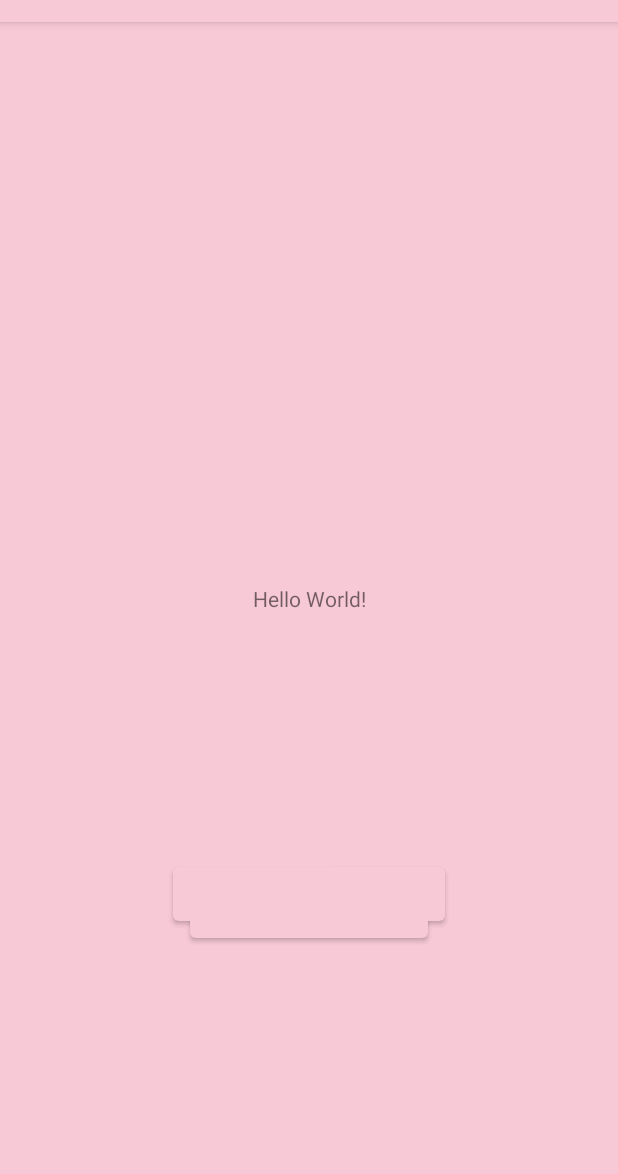
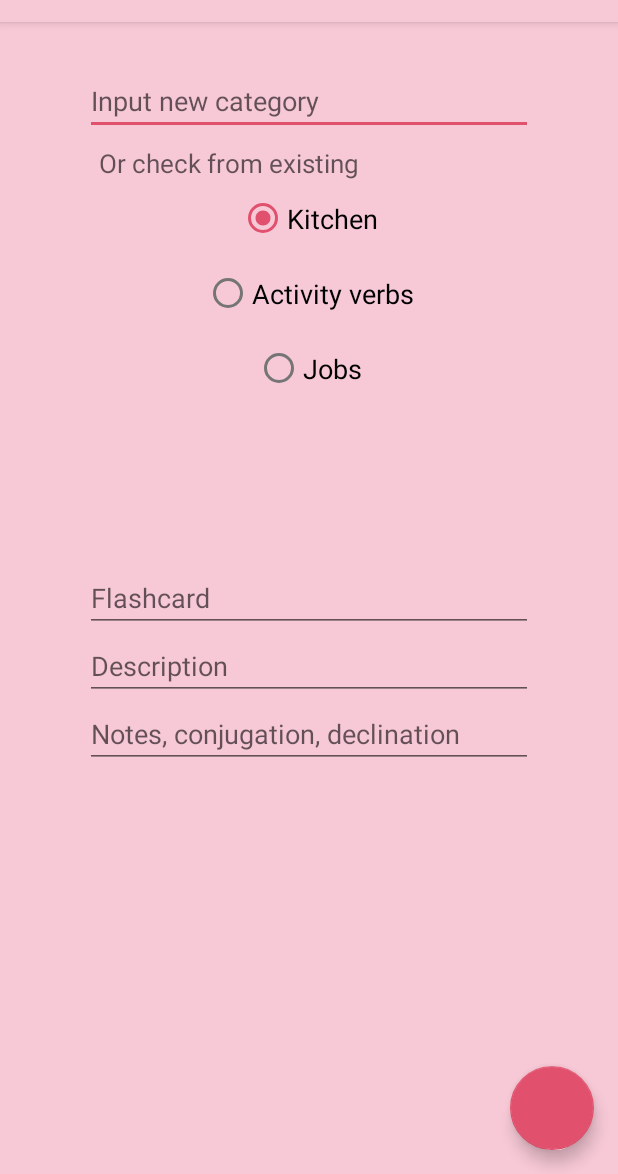
Before and after one commit to Masioki/Langu, an Android app: the screen it shows after launch (MainActivity before the commit, AddFlashcard after it), after a tap on "TEST WORDSEARCH", on a phone screen of 412 x 824 dp, the part 62-1236 px from its top. Run offline under Robolectric (Android 15) with nearby library versions, the phone set to English and light mode, and no system bars; our stand-ins replace Room's generated code.

Commit message:
Category todos - adding to db, displaying on "add flashcard" view

```diff
--- a/app/src/main/AndroidManifest.xml
+++ b/app/src/main/AndroidManifest.xml
@@ -10,6 +10,8 @@
         android:supportsRtl="true"
         android:theme="@style/Theme.Langu">
         <activity android:name=".WordSearchActivity"></activity>
+        <activity android:name=".AddFlashcard"></activity>
+
         <activity
             android:name=".MainActivity"
             android:exported="true">
--- a/app/src/main/java/pwr/mobilne/langu/AddFlashcard.kt
+++ b/app/src/main/java/pwr/mobilne/langu/AddFlashcard.kt
@@ -1,12 +1,16 @@
 package pwr.mobilne.langu
 
+import android.app.Activity
+import android.content.Intent
 import android.os.Bundle
 import android.util.Log
 import android.view.View
 import android.widget.EditText
+import android.widget.RadioButton
 import android.widget.RadioGroup
 import android.widget.Toast
 import androidx.appcompat.app.AppCompatActivity
+import pwr.mobilne.langu.data.WordEntity
 
 
 class AddFlashcard : AppCompatActivity() {
@@ -21,6 +25,14 @@ class AddFlashcard : AppCompatActivity() {
         flashcardDescription = findViewById(R.id.edit_flashcard_description)
         flashcardName= findViewById(R.id.edit_flashcard_name)
         flashcardNotes = findViewById(R.id.edit_flashcard_notes)
+       /* TODO: val categories = intent.getIntExtra("categories")
+         radioGroup.add(categories)
+        for(category in categories){
+            val rb = RadioButton(this)
+            rb.text = category
+            rb.id = View.generateViewId()
+            radioGroup.addView(rb)
+        }*/
         val fab: View = findViewById(R.id.fab)
         fab.setOnClickListener { view ->
             createFlashcard()
@@ -52,13 +64,20 @@ class AddFlashcard : AppCompatActivity() {
     }
 
     private fun appendToVocabulary(){
-        //TODO: implement adding to db
+        val myIntent = Intent()
+        Log.println(Log.ERROR, "am", "Out")
+        myIntent.putExtra("native", flashcardDescription.text)
+        myIntent.putExtra("german", flashcardName.text)
+        myIntent.putExtra("category", findViewById<RadioButton>(radioGroup.checkedRadioButtonId).text)
+        setResult(Activity.RESULT_OK, myIntent)
+        finish()
     }
+
 
     private fun checkFilled() : Boolean {
         var errors = ""
         if(radioGroup.checkedRadioButtonId  == -1){
-            errors += "Please, check appropriate part of speech. "
+            errors += "Please, check appropriate category. "
         }
         if(flashcardName.text.isEmpty()){
             errors += "Please, input flashcard name. "
@@ -68,7 +87,6 @@ class AddFlashcard : AppCompatActivity() {
         }
         if(errors.equals("")){
             return true
-
         }
         else{
             Toast.makeText(
--- a/app/src/main/res/layout/activity_add_flashcard.xml
+++ b/app/src/main/res/layout/activity_add_flashcard.xml
@@ -7,12 +7,74 @@
     tools:context=".AddFlashcard">
 
     <EditText
+        android:id="@+id/category"
+        android:layout_width="wrap_content"
+        android:layout_height="wrap_content"
+        android:ems="14"
+        android:hint="Input new category"
+        android:inputType="textPersonName"
+        app:layout_constraintBottom_toTopOf="@id/radioGroup"
+        app:layout_constraintEnd_toEndOf="parent"
+        app:layout_constraintStart_toStartOf="parent"
+        app:layout_constraintTop_toTopOf="parent"
+        app:layout_constraintVertical_bias="0.49" />
+
+    <TextView
+        android:id="@+id/category_description"
+        android:layout_width="wrap_content"
+        android:layout_height="wrap_content"
+        android:ems="14"
+        android:textSize="17sp"
+        android:hint="Or check from existing"
+        app:layout_constraintBottom_toTopOf="@id/radioGroup"
+        app:layout_constraintEnd_toEndOf="parent"
+        app:layout_constraintStart_toStartOf="parent"
+        app:layout_constraintTop_toTopOf="@id/category"
+        app:layout_constraintVertical_bias="1.0" />
+    <RadioGroup
+        android:layout_width="fill_parent"
+        android:layout_height="150dp"
+        android:id="@+id/radioGroup"
+        android:checkedButton="@+id/radioNoun"
+        app:layout_constraintBottom_toTopOf="@+id/edit_flashcard_name"
+        app:layout_constraintEnd_toEndOf="parent"
+        app:layout_constraintStart_toStartOf="parent"
+        app:layout_constraintTop_toTopOf="parent">
+        <RadioButton
+            android:layout_width="wrap_content"
+            android:layout_height="50dp"
+            android:text="Kitchen"
+            android:id="@+id/radioNoun"
+            android:layout_gravity="center_horizontal"
+            android:checked="false"
+            android:textSize="18sp" />
+        <RadioButton
+            android:layout_width="wrap_content"
+            android:layout_height="50dp"
+            android:text="Activity verbs"
+            android:id="@+id/radioVerb"
+            android:layout_gravity="center_horizontal"
+            android:checked="false"
+            android:textSize="18sp"
+            android:layout_weight="0.13" />
+        <RadioButton
+            android:layout_width="wrap_content"
+            android:layout_height="50dp"
+            android:text="Jobs"
+            android:id="@+id/radioOther"
+            android:layout_gravity="center_horizontal"
+            android:checked="false"
+            android:textSize="18sp"
+            android:layout_weight="0.13" />
+    </RadioGroup>
+
+    <EditText
         android:id="@+id/edit_flashcard_name"
         android:layout_width="wrap_content"
         android:layout_height="wrap_content"
         android:ems="14"
+        android:hint="Flashcard"
         android:inputType="textPersonName"
-        android:hint="Flashcard"
         app:layout_constraintBottom_toBottomOf="parent"
         app:layout_constraintEnd_toEndOf="parent"
         app:layout_constraintStart_toStartOf="parent"
@@ -31,43 +93,6 @@
         app:layout_constraintTop_toBottomOf="@id/edit_flashcard_name"
         app:layout_constraintVertical_bias="0.0" />
 
-    <RadioGroup
-        android:layout_width="fill_parent"
-        android:layout_height="150dp"
-        android:weightSum="1"
-        android:id="@+id/radioGroup"
-        android:checkedButton="@+id/radioNoun"
-        app:layout_constraintBottom_toTopOf="@+id/edit_flashcard_name"
-        app:layout_constraintEnd_toEndOf="parent"
-        app:layout_constraintStart_toStartOf="parent"
-        app:layout_constraintTop_toTopOf="parent">
-        <RadioButton
-            android:layout_width="wrap_content"
-            android:layout_height="50dp"
-            android:text="Noun"
-            android:id="@+id/radioNoun"
-            android:layout_gravity="center_horizontal"
-            android:checked="false"
-            android:textSize="18sp" />
-        <RadioButton
-            android:layout_width="wrap_content"
-            android:layout_height="50dp"
-            android:text="Verb"
-            android:id="@+id/radioVerb"
-            android:layout_gravity="center_horizontal"
-            android:checked="false"
-            android:textSize="18sp"
-            android:layout_weight="0.13" />
-        <RadioButton
-            android:layout_width="wrap_content"
-            android:layout_height="50dp"
-            android:text="Other"
-            android:id="@+id/radioOther"
-            android:layout_gravity="center_horizontal"
-            android:checked="false"
-            android:textSize="18sp"
-            android:layout_weight="0.13" />
-    </RadioGroup>
     <EditText
         android:id="@+id/edit_flashcard_notes"
         android:layout_width="wrap_content"
--- a/build.gradle
+++ b/build.gradle
@@ -8,7 +8,7 @@ buildscript {
         mavenCentral()
     }
     dependencies {
-        classpath 'com.android.tools.build:gradle:7.1.0-alpha01'
+        classpath 'com.android.tools.build:gradle:4.2.1'
         classpath "org.jetbrains.kotlin:kotlin-gradle-plugin:1.5.10"
         // NOTE: Do not place your application dependencies here; they belong
         // in the individual module build.gradle files
```
Also changed, not shown: app/src/main/java/pwr/mobilne/langu/MainActivity.kt (+29 -0 lines).
